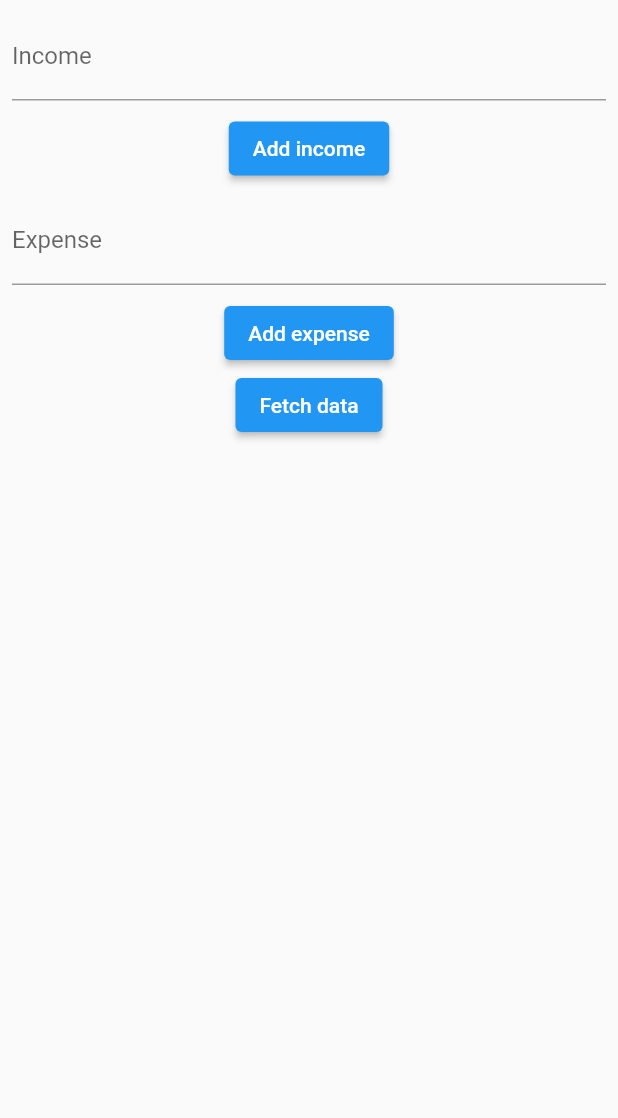
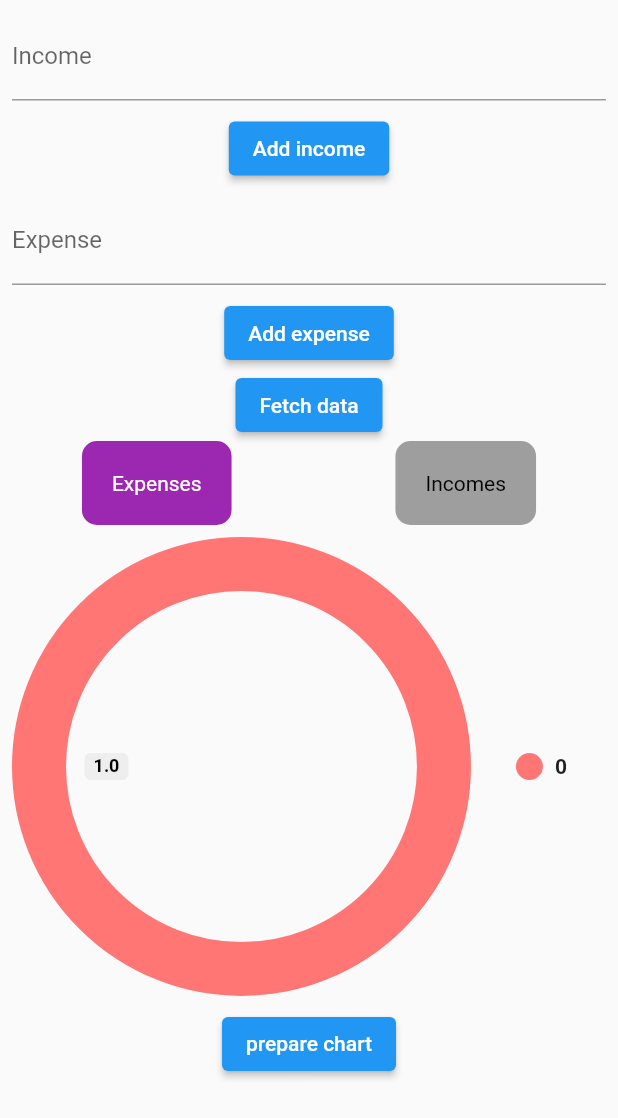
Before and after one commit to Neeraj-SD/befinsavvy, a Flutter app: the screen it shows once a user with an empty profile is signed in, on a phone screen of 412 x 824 dp. Shown: the top 1118 px of the screen. Run offline on Flutter 3.47's test engine with Material 2 defaults, Android fonts, the phone set to English and light mode, and no system bars; drawn by our look-alikes of pie_chart; our stand-ins replace cloud_firestore, firebase_auth, firebase_core, google_sign_in; accounts and stored records are empty; network calls fail.

Commit message:
donut chart completed

```diff
--- a/lib/providers/income_expense_provider.dart
+++ b/lib/providers/income_expense_provider.dart
@@ -7,6 +7,12 @@ class IncomeExpenseProvider with ChangeNotifier {
   List<Amount> _expenses = [];
   List<Amount> _incomes = [];
 
+  bool showExpensesState = true;
+
+  Map<String, double> expenseDataMap = {};
+  Map<String, double> incomeDataMap = {};
+  Map<String, double> displayDataMap = {};
+
   CollectionReference collectionReference =
       FirebaseFirestore.instance.collection('users');
 
@@ -14,6 +20,18 @@ class IncomeExpenseProvider with ChangeNotifier {
 
   get expenses => _expenses;
   get incomes => _incomes;
+
+  void showExpenses() {
+    showExpensesState = true;
+    displayDataMap = expenseDataMap;
+    notifyListeners();
+  }
+
+  void showIncomes() {
+    showExpensesState = false;
+    displayDataMap = incomeDataMap;
+    notifyListeners();
+  }
 
   void fetchData() async {
     var result =
@@ -24,7 +42,7 @@ class IncomeExpenseProvider with ChangeNotifier {
       parsedList.add(Amount(value: element['value']));
     });
     _incomes = parsedList;
-    print(_incomes);
+    print('incomes $_incomes');
 
     result =
         await collectionReference.doc(user!.uid).collection('expenses').get();
@@ -34,7 +52,28 @@ class IncomeExpenseProvider with ChangeNotifier {
       parsedList.add(Amount(value: element['value']));
     });
     _expenses = parsedList;
-    print(_expenses);
+    print('expenses $_expenses');
+  }
+
+  void prepareChart() {
+    Map<String, double> map = {};
+    // _expenses.forEach((e) => ma.add(e.value));
+
+    for (int i = 0; i < _expenses.length; i++) {
+      map['$i'] = _expenses[i].value;
+    }
+
+    expenseDataMap = map;
+
+    map = {};
+    for (int i = 0; i < _incomes.length; i++) {
+      map['$i'] = _incomes[i].value;
+    }
+
+    incomeDataMap = map;
+
+    notifyListeners();
+    // print(_expenses.asMap());
   }
 
   Future<void> addIncome(double amt) async {
--- a/lib/screens/income_expense_screen.dart
+++ b/lib/screens/income_expense_screen.dart
@@ -1,5 +1,6 @@
 import 'package:befinsavvy/providers/income_expense_provider.dart';
 import 'package:flutter/material.dart';
+import 'package:pie_chart/pie_chart.dart';
 import 'package:provider/provider.dart';
 
 class IncomeExpenseScreen extends StatelessWidget {
@@ -12,7 +13,8 @@ class IncomeExpenseScreen extends StatelessWidget {
   Widget build(BuildContext context) {
     final provider = Provider.of<IncomeExpenseProvider>(context);
     return Scaffold(
-        body: Column(
+        body: SingleChildScrollView(
+      child: Column(
         children: [
           Padding(
             padding: const EdgeInsets.all(8.0),
@@ -56,7 +58,69 @@ class IncomeExpenseScreen extends StatelessWidget {
             onPressed: () => provider.fetchData(),
             child: const Text('Fetch data'),
           ),
+          Row(
+            mainAxisAlignment: MainAxisAlignment.spaceAround,
+            children: [
+              GestureDetector(
+                onTap: () => provider.showExpenses(),
+                child: Container(
+                  padding: const EdgeInsets.all(20),
+                  decoration: BoxDecoration(
+                    borderRadius: BorderRadius.circular(10),
+                    color: provider.showExpensesState
+                        ? Colors.purple
+                        : Colors.grey,
+                  ),
+                  child: Text(
+                    'Expenses',
+                    style: TextStyle(
+                      color: provider.showExpensesState
+                          ? Colors.white
+                          : Colors.black,
+                    ),
+                  ),
+                ),
+              ),
+              GestureDetector(
+                onTap: () => provider.showIncomes(),
+                child: Container(
+                  padding: const EdgeInsets.all(20),
+                  decoration: BoxDecoration(
+                    borderRadius: BorderRadius.circular(10),
+                    color: provider.showExpensesState
+                        ? Colors.grey
+                        : Colors.purple,
+                  ),
+                  child: Text(
+                    'Incomes',
+                    style: TextStyle(
+                      color: provider.showExpensesState
+                          ? Colors.black
+                          : Colors.white,
+                    ),
+                  ),
+                ),
+              ),
             ],
+          ),
+          Container(
+            padding: const EdgeInsets.all(18.0),
+            child: PieChart(
+              ringStrokeWidth: 36,
+              chartRadius: MediaQuery.of(context).size.width / 1.5,
+              dataMap: provider.displayDataMap.isNotEmpty
+                  ? provider.displayDataMap
+                  : {"0": 1},
+              chartType: ChartType.ring,
+              // showChartValuesOutside: true,
+            ),
+          ),
+          ElevatedButton(
+            onPressed: () => provider.prepareChart(),
+            child: const Text('prepare chart'),
+          ),
+        ],
+      ),
     ));
   }
 }
```
Lines whose indentation alone changed are shown as unchanged.
